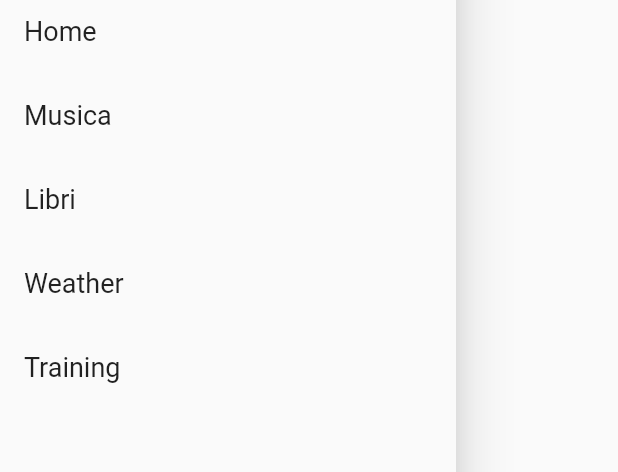
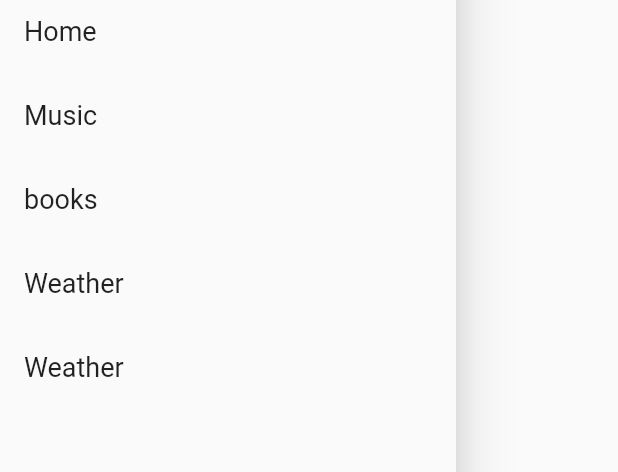
Before and after one commit to ClaudioSviluppo/my_library, a Flutter app: the MenuDrawer widget shown alone on an empty page, opened directly, on a phone screen of 412 x 824 dp. Shown: the part 264-736 px from the top of the screen. Run offline on Flutter 3.47's test engine with Material 2 defaults, Android fonts, the phone set to English and light mode, and no system bars; generated files the repository leaves out were written again.

Commit message:
add second page

```diff
--- a/lib/screens/book_screen.dart
+++ b/lib/screens/book_screen.dart
@@ -7,7 +7,7 @@ class BookScreen extends StatelessWidget {
   @override
   Widget build(BuildContext context) {
     return Scaffold(
-        appBar: AppBar(title: Text('Missing string')),
+        appBar: AppBar(title: Text(AppLocalizations.of(context)!.books)),
         body: const Center(child: FlutterLogo()));
   }
 }
--- a/lib/screens/music_screen.dart
+++ b/lib/screens/music_screen.dart
@@ -7,7 +7,7 @@ class MusicScreen extends StatelessWidget {
   @override
   Widget build(BuildContext context) {
     return Scaffold(
-        appBar: AppBar(title: Text('Missing string')),
+        appBar: AppBar(title: Text(AppLocalizations.of(context)!.music)),
         body: const Center(child: FlutterLogo()));
   }
 }
--- a/lib/shared/menu_drawer.dart
+++ b/lib/shared/menu_drawer.dart
@@ -1,6 +1,11 @@
+import 'dart:collection';
+
 import 'package:flutter/material.dart';
 import 'package:flutter_gen/gen_l10n/app_localizations.dart';
+import 'package:my_library/screens/music_screen.dart';
+import 'package:my_library/shared/model_translate.dart';
 import '../screens/book_screen.dart';
+import '../screens/intro_screen.dart';
 
 class MenuDrawer extends StatelessWidget {
   const MenuDrawer({super.key});
@@ -23,26 +28,44 @@ class MenuDrawer extends StatelessWidget {
       'Weather',
       'Training'
     ];
+
+    final List<ModelTranslate> menuTitles2 = [
+      ModelTranslate("Home", "Home"),
+      ModelTranslate("Musica", AppLocalizations.of(context)!.music),
+      ModelTranslate("Libri", AppLocalizations.of(context)!.books),
+      ModelTranslate("Weather", "Weather"),
+      ModelTranslate("Training", "Weather")
+    ];
     List<Widget> menuItems = [];
     menuItems.add(DrawerHeader(
         decoration: const BoxDecoration(color: Colors.blueGrey),
         child: Text(menu,
             style: const TextStyle(color: Colors.white, fontSize: 28))));
 
-    for (String element in menuTitles) {
+    for (ModelTranslate element in menuTitles2) {
       Widget screen = Container();
       menuItems.add(ListTile(
         title: Text(
-          element,
+          element.value,
           style: const TextStyle(fontSize: 18),
         ),
         onTap: () {
-          switch (element) {
+          switch (element.key) {
+            case 'Home':
+              screen = const IntroScreen();
+              break;
+            case 'BMI Calculator':
+              screen = const IntroScreen();
+              break;
+            case 'Musica':
+              screen = const MusicScreen();
+              break;
             case 'Libri':
               screen = const BookScreen();
               break;
-              default
+            default:
           }
+
           Navigator.of(context).pop();
           Navigator.of(context)
               .push(MaterialPageRoute(builder: (context) => screen));
--- /dev/null
+++ b/lib/shared/model_translate.dart
@@ -0,0 +1,5 @@
+class ModelTranslate {
+  String key = '';
+  String value = '';
+  ModelTranslate(this.key, this.value);
+}
```
